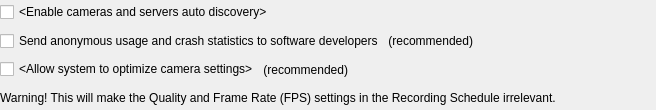
This is vms/client/nx_vms_client_desktop/src/ui/widgets/system_settings/system_settings_widget.ui in networkoptix/nx_open as Qt 5 draws it before an edit. The edited form follows.
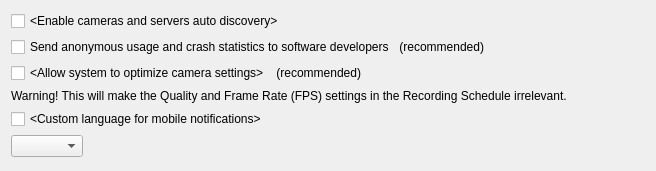
This is the edited form. Custom widgets are drawn as their Qt base class.

Commit message:
VMS-17670: Added mobile notifications language setting in desktop client
Branch: vms_4.1

Patch:
```diff
--- a/vms/client/nx_vms_client_desktop/src/ui/widgets/system_settings/system_settings_widget.ui
+++ b/vms/client/nx_vms_client_desktop/src/ui/widgets/system_settings/system_settings_widget.ui
@@ -7,28 +7,13 @@
     <x>0</x>
     <y>0</y>
     <width>656</width>
-    <height>110</height>
+    <height>171</height>
    </rect>
   </property>
   <property name="windowTitle">
    <string/>
   </property>
   <layout class="QVBoxLayout" name="verticalLayout">
-   <property name="spacing">
-    <number>4</number>
-   </property>
-   <property name="leftMargin">
-    <number>0</number>
-   </property>
-   <property name="topMargin">
-    <number>0</number>
-   </property>
-   <property name="rightMargin">
-    <number>0</number>
-   </property>
-   <property name="bottomMargin">
-    <number>0</number>
-   </property>
    <item>
     <layout class="QHBoxLayout" name="horizontalLayout_5">
      <property name="spacing">
@@ -157,6 +142,63 @@
      </property>
     </widget>
    </item>
+   <item>
+    <layout class="QHBoxLayout" name="horizontalLayout_3">
+     <item>
+      <widget class="QCheckBox" name="customNotificationLanguageCheckBox">
+       <property name="text">
+        <string notr="true">&lt;Custom language for mobile notifications&gt;</string>
+       </property>
+      </widget>
+     </item>
+     <item>
+      <spacer name="horizontalSpacer_3">
+       <property name="orientation">
+        <enum>Qt::Horizontal</enum>
+       </property>
+       <property name="sizeHint" stdset="0">
+        <size>
+         <width>40</width>
+         <height>20</height>
+        </size>
+       </property>
+      </spacer>
+     </item>
+    </layout>
+   </item>
+   <item>
+    <layout class="QHBoxLayout" name="horizontalLayout_4">
+     <item>
+      <widget class="QComboBox" name="languageComboBox"/>
+     </item>
+     <item>
+      <spacer name="horizontalSpacer_4">
+       <property name="orientation">
+        <enum>Qt::Horizontal</enum>
+       </property>
+       <property name="sizeHint" stdset="0">
+        <size>
+         <width>40</width>
+         <height>20</height>
+        </size>
+       </property>
+      </spacer>
+     </item>
+    </layout>
+   </item>
+   <item>
+    <spacer name="verticalSpacer">
+     <property name="orientation">
+      <enum>Qt::Vertical</enum>
+     </property>
+     <property name="sizeHint" stdset="0">
+      <size>
+       <width>20</width>
+       <height>1</height>
+      </size>
+     </property>
+    </spacer>
+   </item>
   </layout>
  </widget>
  <customwidgets>
```
The commit also changes 3 other files.
